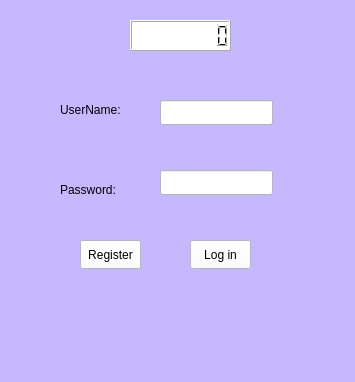
The window that sqlite/mainwindow.ui (BigfaceCatLovesFish/Addressbook) describes before a commit, drawn with Qt 5.
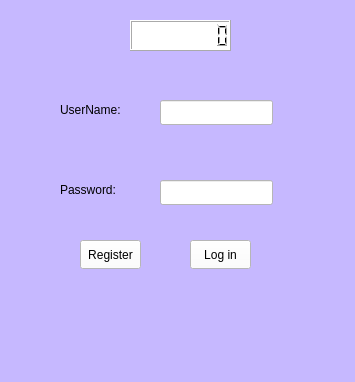
The same window after the commit. Icons and pictures are not drawn.

```diff
--- a/sqlite/mainwindow.ui
+++ b/sqlite/mainwindow.ui
@@ -90,7 +90,7 @@
     <property name="geometry">
      <rect>
       <x>160</x>
-      <y>170</y>
+      <y>180</y>
       <width>113</width>
       <height>25</height>
      </rect>
@@ -138,9 +138,9 @@
    <widget class="QLabel" name="label_3">
     <property name="geometry">
      <rect>
-      <x>90</x>
+      <x>60</x>
       <y>330</y>
-      <width>161</width>
+      <width>211</width>
       <height>31</height>
      </rect>
     </property>
@@ -149,7 +149,7 @@
       <family>Microsoft JhengHei UI</family>
       <pointsize>10</pointsize>
       <italic>false</italic>
-      <bold>true</bold>
+      <bold>false</bold>
       <underline>false</underline>
       <strikeout>false</strikeout>
      </font>
```
